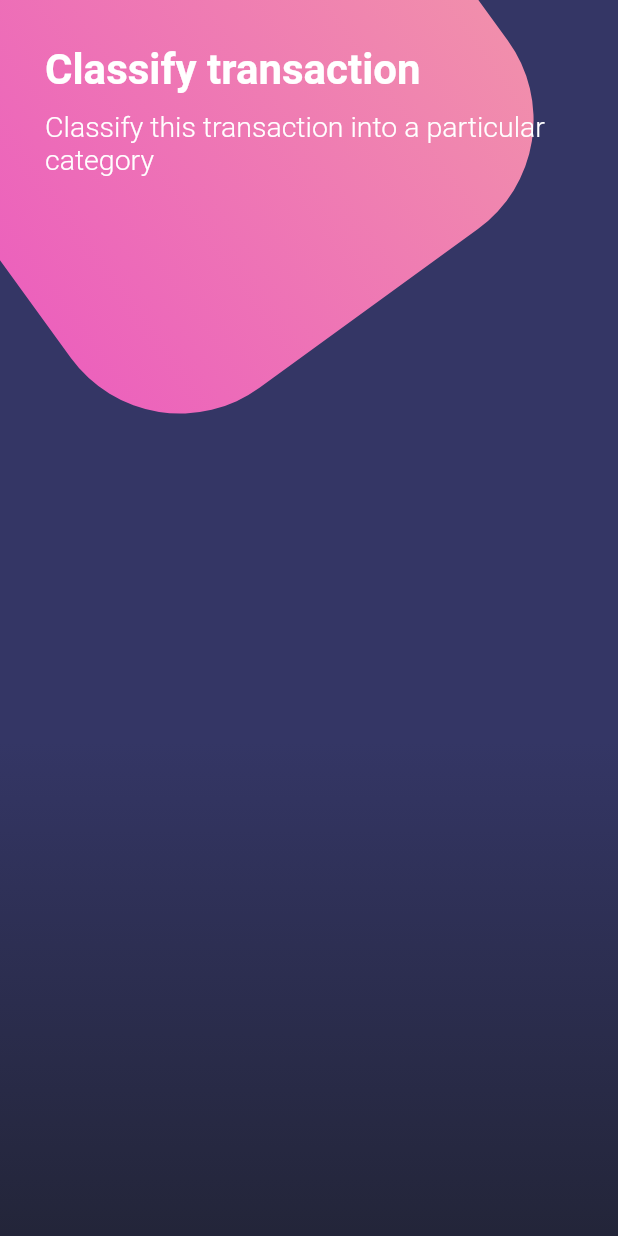
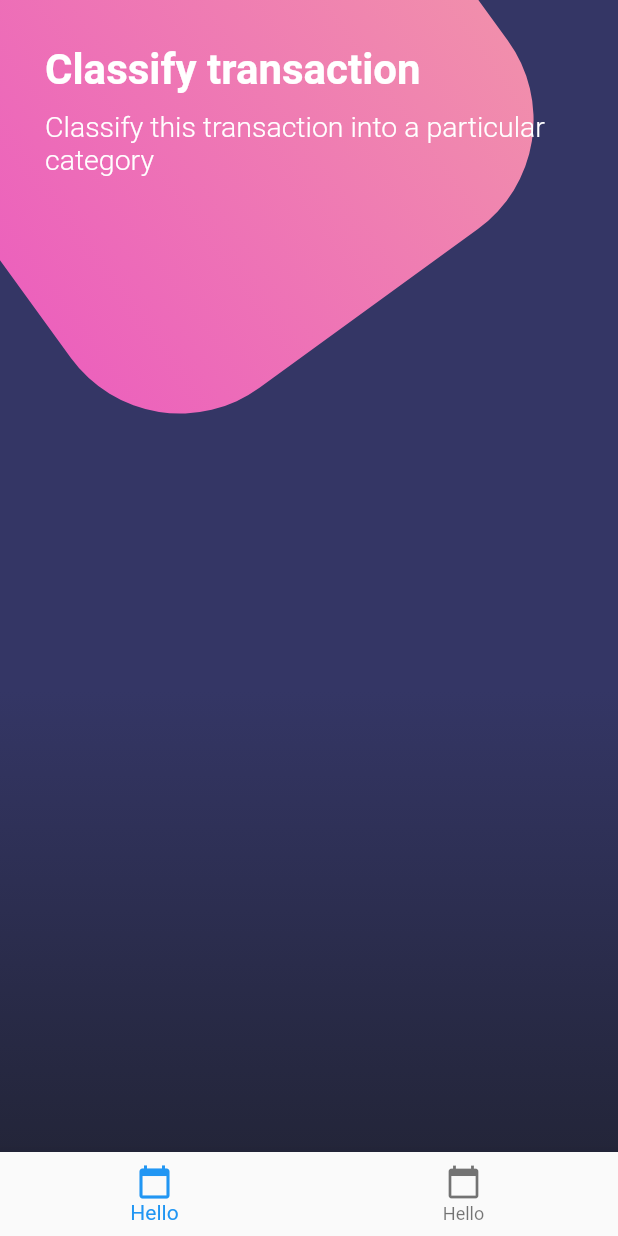
Before and after one commit to JordiDeSanta/designs-flutter, a Flutter app: the screen it shows after launch, on a phone screen of 412 x 824 dp. Run offline on Flutter 3.47's test engine with Material 2 defaults, Android fonts, the phone set to English and light mode, and no system bars.

```diff
--- a/lib/src/pages/buttons_page.dart
+++ b/lib/src/pages/buttons_page.dart
@@ -21,6 +21,18 @@ class ButtonsPage extends StatelessWidget {
                 _titles(context),
               ],
             ),
+          ),
+        ],
+      ),
+      bottomNavigationBar: BottomNavigationBar(
+        items: [
+          BottomNavigationBarItem(
+            label: 'Hello',
+            icon: Icon(Icons.calendar_today),
+          ),
+          BottomNavigationBarItem(
+            label: 'Hello',
+            icon: Icon(Icons.calendar_today),
           ),
         ],
       ),
```
